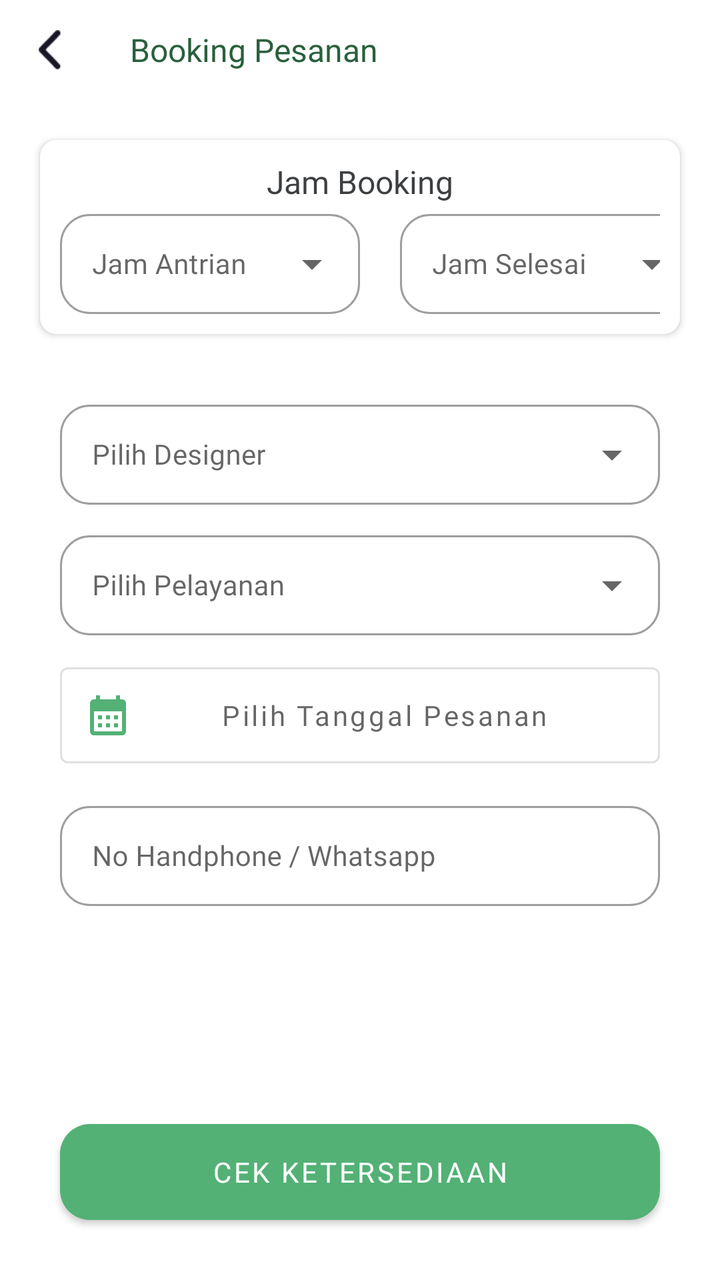
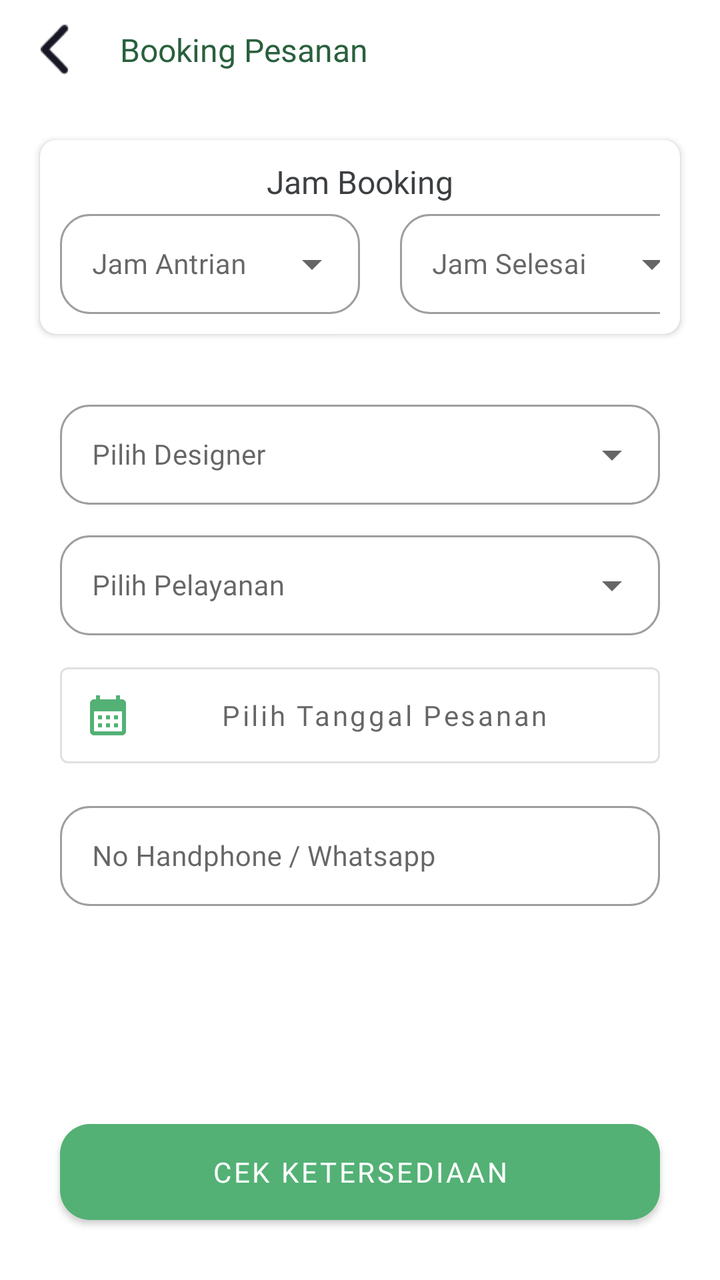

The first picture is an Android layout as it rendered before a commit; the second is the same layout after the commit. The layout source and the unified diff follow.
<!-- AndroidManifest.xml: application theme AppTheme -->
<!-- res/layout/activity_booking.xml -->
<?xml version="1.0" encoding="utf-8"?>
<androidx.constraintlayout.widget.ConstraintLayout xmlns:android="http://schemas.android.com/apk/res/android"
    xmlns:app="http://schemas.android.com/apk/res-auto"
    xmlns:tools="http://schemas.android.com/tools"
    android:layout_width="match_parent"
    android:layout_height="match_parent"
    tools:context=".activity.BookingActivity">

    <RelativeLayout
        android:id="@+id/rl_toolbar_booking"
        android:layout_width="match_parent"
        android:layout_height="@dimen/margin_50"
        android:background="@color/white"
        app:layout_constraintEnd_toEndOf="parent"
        app:layout_constraintStart_toStartOf="parent"
        app:layout_constraintTop_toTopOf="parent">

        <LinearLayout
            android:layout_width="match_parent"
            android:layout_height="wrap_content"
            android:layout_centerInParent="true"
            android:layout_marginStart="@dimen/margin_30"
            android:layout_toEndOf="@id/iv_back_booking"
            android:gravity="center"
            android:orientation="vertical">

            <TextView
                android:id="@+id/tv_title_booking"
                android:layout_width="match_parent"
                android:layout_height="wrap_content"
                android:fontFamily="@font/baloobhaijan"
                android:gravity="start"
                android:text="@string/booking_pesanan"
                android:textColor="@color/colorPrimaryDark"
                android:textSize="@dimen/text_normal" />
        </LinearLayout>

        <ImageView
            android:id="@+id/iv_back_booking"
            android:layout_width="20dp"
            android:layout_height="20dp"
            android:layout_alignParentStart="true"
            android:layout_marginStart="@dimen/margin_15"
            android:layout_marginTop="@dimen/margin_15"
            android:contentDescription="@string/todo"
            app:srcCompat="@drawable/ic_back_arrow" />

    </RelativeLayout>

    <androidx.cardview.widget.CardView
        android:id="@+id/cardView"
        android:layout_width="match_parent"
        android:layout_height="wrap_content"
        android:layout_margin="@dimen/margin_20"
        app:cardBackgroundColor="@color/white"
        app:cardCornerRadius="8dp"
        app:layout_constraintEnd_toEndOf="parent"
        app:layout_constraintStart_toStartOf="parent"
        app:layout_constraintTop_toBottomOf="@+id/rl_toolbar_booking">

        <LinearLayout
            android:id="@+id/linear_board_jam"
            android:layout_width="match_parent"
            android:layout_height="wrap_content"
            android:gravity="center_vertical|center_horizontal"
            android:orientation="vertical"
            android:padding="10dp">

            <LinearLayout
                android:layout_width="match_parent"
                android:layout_height="wrap_content"
                android:orientation="vertical">

                <TextView
                    android:layout_width="match_parent"
                    android:layout_height="wrap_content"
                    android:fontFamily="@font/baloobhai_medium"
                    android:gravity="center_vertical|center_horizontal"
                    android:text="@string/jam_booking"
                    android:textColor="@color/black_main"
                    android:textSize="@dimen/text_normal" />

                <LinearLayout
                    android:layout_width="wrap_content"
                    android:layout_height="match_parent"
                    android:layout_gravity="center_vertical|center_horizontal"
                    android:gravity="center"
                    android:orientation="horizontal">

                    <com.google.android.material.textfield.TextInputLayout
                        style="@style/Widget.MaterialComponents.TextInputLayout.OutlinedBox.Dense.ExposedDropdownMenu"
                        android:layout_width="match_parent"
                        android:layout_height="wrap_content"
                        android:layout_marginEnd="@dimen/margin_10"
                        app:boxCornerRadiusBottomEnd="@dimen/margin_15"
                        app:boxCornerRadiusBottomStart="@dimen/margin_15"
                        app:boxCornerRadiusTopEnd="@dimen/margin_15"
                        app:boxCornerRadiusTopStart="@dimen/margin_15">

                        <AutoCompleteTextView
                            android:id="@+id/et_pilih_jam_booking"
                            android:layout_width="150dp"
                            android:layout_height="50dp"
                            android:ems="16"
                            android:fontFamily="@font/baloobhai_medium"
                            android:inputType="none"
                            android:hint="@string/jam_antrian"
                            android:textColor="@color/black_main"
                            android:textSize="@dimen/text_xNormal"
                            tools:ignore="LabelFor" />

                    </com.google.android.material.textfield.TextInputLayout>

                    <com.google.android.material.textfield.TextInputLayout
                        style="@style/Widget.MaterialComponents.TextInputLayout.OutlinedBox.Dense.ExposedDropdownMenu"
                        android:layout_width="match_parent"
                        android:layout_height="wrap_content"
                        android:layout_marginStart="@dimen/margin_10"
                        app:boxCornerRadiusBottomEnd="@dimen/margin_15"
                        app:boxCornerRadiusBottomStart="@dimen/margin_15"
                        app:boxCornerRadiusTopEnd="@dimen/margin_15"
                        app:boxCornerRadiusTopStart="@dimen/margin_15">

                        <AutoCompleteTextView
                            android:id="@+id/et_pilih_jam_selesai"
                            android:layout_width="150dp"
                            android:layout_height="50dp"
                            android:ems="16"
                            android:fontFamily="@font/baloobhai_medium"
                            android:inputType="none"
                            android:hint="@string/jam_selesai"
                            android:textColor="@color/black_main"
                            android:textSize="@dimen/text_xNormal"
                            tools:ignore="LabelFor" />

                    </com.google.android.material.textfield.TextInputLayout>

                </LinearLayout>

            </LinearLayout>

        </LinearLayout>

    </androidx.cardview.widget.CardView>

    <LinearLayout
        android:id="@+id/linearLayout"
        android:layout_width="match_parent"
        android:layout_height="wrap_content"
        android:layout_margin="@dimen/margin_30"
        android:orientation="vertical"
        app:layout_constraintEnd_toEndOf="parent"
        app:layout_constraintStart_toStartOf="parent"
        app:layout_constraintTop_toBottomOf="@+id/cardView">

        <com.google.android.material.textfield.TextInputLayout
            style="@style/Widget.MaterialComponents.TextInputLayout.OutlinedBox.Dense.ExposedDropdownMenu"
            android:layout_width="match_parent"
            android:layout_height="wrap_content"
            app:boxCornerRadiusBottomEnd="@dimen/margin_15"
            app:boxCornerRadiusBottomStart="@dimen/margin_15"
            app:boxCornerRadiusTopEnd="@dimen/margin_15"
            app:boxCornerRadiusTopStart="@dimen/margin_15">

            <AutoCompleteTextView
                android:id="@+id/et_pilih_designer"
                android:layout_width="match_parent"
                android:layout_height="50dp"
                android:ems="16"
                android:fontFamily="@font/baloobhai_medium"
                android:inputType="none"
                android:hint="@string/pilih_designer"
                android:textColor="@color/black_main"
                android:textSize="@dimen/text_xNormal"
                tools:ignore="LabelFor" />

        </com.google.android.material.textfield.TextInputLayout>

        <com.google.android.material.textfield.TextInputLayout
            style="@style/Widget.MaterialComponents.TextInputLayout.OutlinedBox.Dense.ExposedDropdownMenu"
            android:layout_width="match_parent"
            android:layout_height="wrap_content"
            android:layout_marginTop="@dimen/margin_10"
            app:boxCornerRadiusBottomEnd="@dimen/margin_15"
            app:boxCornerRadiusBottomStart="@dimen/margin_15"
            app:boxCornerRadiusTopEnd="@dimen/margin_15"
            app:boxCornerRadiusTopStart="@dimen/margin_15">

            <AutoCompleteTextView
                android:id="@+id/et_pilih_pelayanan"
                android:layout_width="match_parent"
                android:layout_height="50dp"
                android:ems="16"
                android:fontFamily="@font/baloobhai_medium"
                android:inputType="none"
                android:hint="@string/pilih_pelayanan"
                android:textColor="@color/black_main"
                android:textSize="@dimen/text_xNormal"
                tools:ignore="LabelFor" />

        </com.google.android.material.textfield.TextInputLayout>

        <Button
            style="@style/Widget.MaterialComponents.Button.OutlinedButton.Icon"
            android:id="@+id/et_input_tanggal"
            android:layout_width="match_parent"
            android:layout_height="60dp"
            android:layout_marginTop="@dimen/margin_10"
            android:fontFamily="@font/baloobhai_medium"
            android:hint="@string/tanggal_pesanan"
            android:textColor="@color/black_main"
            android:textAlignment="center"
            android:textSize="@dimen/text_xNormal"
            app:icon="@drawable/ic_calendar" />

        <com.google.android.material.textfield.TextInputLayout
            style="@style/Widget.MaterialComponents.TextInputLayout.OutlinedBox"
            android:layout_width="match_parent"
            android:layout_height="wrap_content"
            android:layout_marginTop="@dimen/margin_10"
            android:hint="@string/no_handphone_whatsapp"
            app:boxCornerRadiusBottomEnd="@dimen/margin_15"
            app:boxCornerRadiusBottomStart="@dimen/margin_15"
            app:boxCornerRadiusTopEnd="@dimen/margin_15"
            app:boxCornerRadiusTopStart="@dimen/margin_15"
            app:endIconMode="clear_text"
            app:hintAnimationEnabled="true">

            <com.google.android.material.textfield.TextInputEditText
                android:id="@+id/et_no_handphone"
                android:layout_width="match_parent"
                android:layout_height="50dp"
                android:fontFamily="@font/baloobhai_medium"
                android:inputType="number"
                android:textColor="@color/black_main"
                android:textSize="@dimen/text_xNormal" />

        </com.google.android.material.textfield.TextInputLayout>

    </LinearLayout>

    <Button
        android:id="@+id/btn_ketersediaan_booking"
        android:layout_width="match_parent"
        android:layout_height="wrap_content"
        android:layout_margin="@dimen/margin_30"
        android:background="@drawable/button_save"
        android:fontFamily="@font/baloobhai_bold"
        android:gravity="center_horizontal|center_vertical"
        android:text="@string/cek_ketersediaan"
        android:textColor="@color/white"
        android:textSize="@dimen/text_xNormal"
        app:layout_constraintBottom_toBottomOf="parent"
        app:layout_constraintEnd_toEndOf="parent"
        app:layout_constraintStart_toStartOf="parent" />

</androidx.constraintlayout.widget.ConstraintLayout>
<!-- resources referenced by this layout -->
<resources>
  <color name="black_main">#3C3F41</color>
  <color name="colorPrimaryDark">#29603D</color>
  <color name="white">#fff</color>
  <dimen name="margin_10">10dp</dimen>
  <dimen name="margin_15">15dp</dimen>
  <dimen name="margin_20">20dp</dimen>
  <dimen name="margin_30">30dp</dimen>
  <dimen name="margin_50">50dp</dimen>
  <dimen name="text_normal">16sp</dimen>
  <dimen name="text_xNormal">14sp</dimen>
  <!-- drawable button_save (drawable) -->
  <?xml version="1.0" encoding="utf-8"?>
  
  <layer-list xmlns:android="http://schemas.android.com/apk/res/android">
  <item >
      <shape
          android:shape="rectangle">
          <solid android:color="#cccccc" />
          <corners android:radius="15dp"/>
      </shape>
  </item>
  <item android:right="1dp" android:left="1dp" android:bottom="2dp">
      <shape
          android:shape="rectangle">
          <solid android:color="@color/colorPrimary"/>
          <corners android:radius="15dp"/>
      </shape>
  </item>
  </layer-list>
  <!-- drawable ic_back_arrow: png bitmap (drawable-v24, 629 bytes) -->
  <!-- drawable ic_calendar (drawable) -->
  <vector xmlns:android="http://schemas.android.com/apk/res/android"
      android:width="24dp"
      android:height="24dp"
      android:viewportWidth="24"
      android:viewportHeight="24"
      android:tint="?attr/colorControlNormal">
    <path
        android:fillColor="@android:color/white"
        android:pathData="M19,4h-1V2h-2v2H8V2H6v2H5C3.89,4 3.01,4.9 3.01,6L3,20c0,1.1 0.89,2 2,2h14c1.1,0 2,-0.9 2,-2V6C21,4.9 20.1,4 19,4zM19,20H5V10h14V20zM9,14H7v-2h2V14zM13,14h-2v-2h2V14zM17,14h-2v-2h2V14zM9,18H7v-2h2V18zM13,18h-2v-2h2V18zM17,18h-2v-2h2V18z"/>
  </vector>
  <string name="booking_pesanan">Booking Pesanan</string>
  <string name="cek_ketersediaan">Cek Ketersediaan</string>
  <string name="jam_antrian">Jam Antrian</string>
  <string name="jam_booking">Jam Booking</string>
  <string name="jam_selesai">Jam Selesai</string>
  <string name="no_handphone_whatsapp">No Handphone / Whatsapp</string>
  <string name="pilih_designer">Pilih Designer</string>
  <string name="pilih_pelayanan">Pilih Pelayanan</string>
  <string name="tanggal_pesanan">Pilih Tanggal Pesanan</string>
  <string name="todo">TODO</string>
  <style name="AppTheme" parent="Theme.MaterialComponents.Light.NoActionBar">
          <item name="colorPrimary">@color/colorPrimary</item>
          <item name="colorPrimaryDark">@color/colorPrimaryDark</item>
          <item name="colorAccent">@color/colorAccents</item>
      </style>
  <color name="colorPrimary">#53B175</color>
  <color name="colorAccents">#CDDC39</color>
</resources>

<!-- the commit's change to res/layout/activity_booking.xml (unified diff, before → after) -->
@@ -16,12 +16,28 @@
         app:layout_constraintTop_toTopOf="parent">
 
         <LinearLayout
-            android:layout_width="match_parent"
-            android:layout_height="wrap_content"
+            android:id="@+id/lr_back_booking"
+            android:layout_width="wrap_content"
+            android:layout_height="match_parent"
+            android:gravity="center_vertical"
+            android:orientation="vertical">
+
+            <ImageView
+                android:layout_width="25dp"
+                android:layout_height="25dp"
+                android:layout_marginStart="@dimen/margin_15"
+                android:contentDescription="@string/todo"
+                app:srcCompat="@drawable/ic_back_arrow" />
+
+        </LinearLayout>
+
+        <LinearLayout
+            android:layout_width="match_parent"
+            android:layout_height="match_parent"
             android:layout_centerInParent="true"
-            android:layout_marginStart="@dimen/margin_30"
-            android:layout_toEndOf="@id/iv_back_booking"
-            android:gravity="center"
+            android:layout_marginStart="@dimen/margin_20"
+            android:layout_toEndOf="@id/lr_back_booking"
+            android:gravity="center_vertical|center_horizontal"
             android:orientation="vertical">
 
             <TextView
@@ -34,16 +50,6 @@
                 android:textColor="@color/colorPrimaryDark"
                 android:textSize="@dimen/text_normal" />
         </LinearLayout>
-
-        <ImageView
-            android:id="@+id/iv_back_booking"
-            android:layout_width="20dp"
-            android:layout_height="20dp"
-            android:layout_alignParentStart="true"
-            android:layout_marginStart="@dimen/margin_15"
-            android:layout_marginTop="@dimen/margin_15"
-            android:contentDescription="@string/todo"
-            app:srcCompat="@drawable/ic_back_arrow" />
 
     </RelativeLayout>
 
